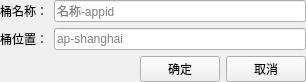
Before: the Qt Designer form fend/uimain/uicreatebucketdialog.ui in TianYunCode/qosbrowser, drawn with Qt 5.
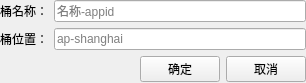
After: the same form once the commit is applied. Custom widgets are drawn as their Qt base class.

The edit to the form file:
```diff
--- a/fend/uimain/uicreatebucketdialog.ui
+++ b/fend/uimain/uicreatebucketdialog.ui
@@ -7,7 +7,7 @@
     <x>0</x>
     <y>0</y>
     <width>306</width>
-    <height>79</height>
+    <height>83</height>
    </rect>
   </property>
   <property name="windowTitle">
```
Left out of the diff: 4 changed lines with no effect on the pictures.
